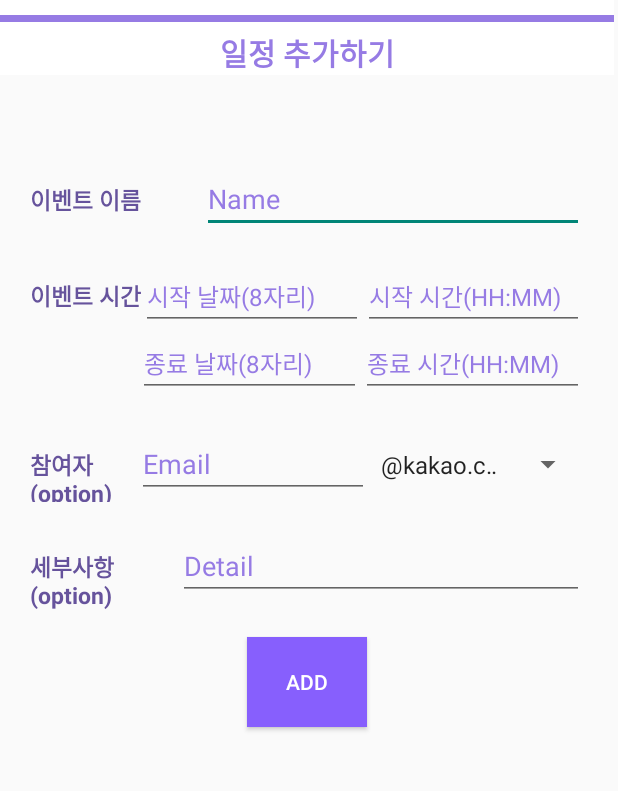
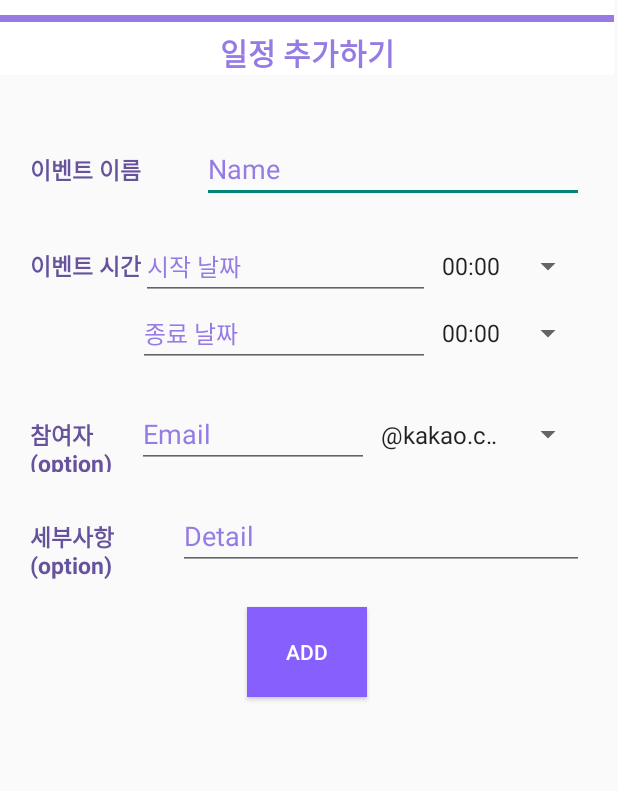
Before and after one commit to rydud314/WHOSEE, an Android app built with Jetpack Compose: the AddSchedule screen opened directly, with no data from a screen before it, after a tap on "ADD", on a phone screen of 412 x 824 dp, the part 90-881 px from its top. Run offline under Robolectric (Android 15) with nearby library versions, the phone set to English and light mode, and no system bars.

Commit message:
1110 나연 일정추가스피너캘린더연결

```diff
--- a/app/src/main/java/com/example/seesaw/AddSchedule.kt
+++ b/app/src/main/java/com/example/seesaw/AddSchedule.kt
@@ -5,6 +5,7 @@ import android.content.Intent
 import android.os.Bundle
 import android.service.controls.ControlsProviderService.TAG
 import android.util.Log
+import android.widget.ArrayAdapter
 import android.widget.Button
 import android.widget.EditText
 import android.widget.Toast
@@ -25,30 +26,47 @@ import kotlinx.coroutines.CoroutineScope
 import kotlinx.coroutines.Dispatchers
 import kotlinx.coroutines.launch
 import kotlinx.coroutines.withContext
-
+import java.text.SimpleDateFormat
+import java.util.*
+import java.util.Calendar as Calendar2
+import android.app.DatePickerDialog
 
 class AddSchedule : AppCompatActivity() {
 
     private lateinit var binding: ActivityAddScheduleBinding
-
+    private val dateFormat=SimpleDateFormat("yyyy-MM-dd", Locale.getDefault())
     override fun onCreate(savedInstanceState: Bundle?) {
         super.onCreate(savedInstanceState)
         binding = ActivityAddScheduleBinding.inflate(layoutInflater)
         setContentView(binding.root)
         Log.d(ContentValues.TAG, "캘린더 스케줄 추가 = 입장")
 
-
-
         var scheduleMap = mutableMapOf<String, String>()
 
         var account = intent.getParcelableExtra<GoogleSignInAccount>("calendarAccount")
+        binding.etStartDate.setOnClickListener{
+            showDatePicker{date->binding.etStartDate.setText(date)}
+        }
+        binding.etEndDate.setOnClickListener{
+            showDatePicker{date->binding.etEndDate.setText(date)}
+        }
+
+        val timeoptions=(0..23).flatMap { hour->
+            listOf(String.format("%02d:00",hour),String.format("%02d:30",hour))
+        }
+        val adapter=ArrayAdapter(this,android.R.layout.simple_spinner_item,timeoptions)
+        adapter.setDropDownViewResource(android.R.layout.simple_spinner_dropdown_item)
+        binding.spinnerStartTime.adapter=adapter
+        binding.spinnerEndTime.adapter=adapter
 
         binding.btnAddSchedule.setOnClickListener{
             Log.d(TAG, "캘린더(일정추가) = add버튼 클릭")
 
             var title = binding.etEventTitle.text.toString()
-            var startDate = binding.etStartDate.text.toString().trim()
-            var endDate = binding.etEndDate.text.toString().trim()
+            var startDate = binding.etStartDate.text.toString()
+            var endDate = binding.etEndDate.text.toString()
+            var startTime= binding.spinnerStartTime.selectedItem.toString()
+            var endTime=binding.spinnerEndTime.selectedItem.toString()
 
 
             if (title != "" && startDate != "" && endDate != ""){
@@ -56,11 +74,12 @@ class AddSchedule : AppCompatActivity() {
                 endDate = "${endDate.substring(0, 4)}-${endDate.substring(4, 6)}-${endDate.substring(6, 8)}"
 
                 scheduleMap["eventTitle"] = title
-                scheduleMap["startTime"] = binding.etStartTime.text.toString().trim()
+                scheduleMap["startTime"] =startTime
                 scheduleMap["startDate"] = startDate
                 scheduleMap["endDate"] = endDate
-                scheduleMap["endTime"] = binding.etEndTime.text.toString().trim()
+                scheduleMap["endTime"] = endTime
                 scheduleMap["description"] = binding.etDescription.text.toString()
+
                 val email = binding.etParticipant.text.toString().trim()
                 if(email != ""){
                     val emailDomain = binding.spinnerEmailDomains.selectedItem.toString()
@@ -79,6 +98,21 @@ class AddSchedule : AppCompatActivity() {
 
 
     }
+
+    private fun showDatePicker(onDateSelected: (String) -> Unit) {
+        val calendar = Calendar2.getInstance()
+        val year = calendar.get(Calendar2.YEAR)
+        val month = calendar.get(Calendar2.MONTH)
+        val day = calendar.get(Calendar2.DAY_OF_MONTH)
+
+        val datePickerDialog = DatePickerDialog(this, { _, selectedYear, selectedMonth, selectedDay ->
+            val selectedDate = String.format("%04d%02d%02d", selectedYear, selectedMonth + 1, selectedDay)
+            onDateSelected(selectedDate)
+        }, year, month, day)
+
+        datePickerDialog.show()
+    }
+
     private fun handleSignInResult(account: GoogleSignInAccount?, map: MutableMap<String, String>) {
         if (account != null) {
             // GoogleSignInAccount 객체를 사용해 API 요청에 필요한 자격 증명을 생성
@@ -135,24 +169,35 @@ class AddSchedule : AppCompatActivity() {
 
         //들어가야하는 형식 : "2024-11-10T10:00:00+09:00"
 
-        var startDate = scheduleMap["startDate"]
-        var startTime = scheduleMap["startTime"]
+        val startDate = scheduleMap["startDate"]
+        var startTime =scheduleMap["startTime"]
         val endDate = scheduleMap["endDate"]
         var endTime = scheduleMap["endTime"]
 
 
         if (startTime == "" && endTime==""){
-            var sDate = DateTime(startDate)
+            val sDate = DateTime("$startDate + T + 00:00:00+09:00")
             val start = EventDateTime()
-                .setDate(sDate)
+                .setDateTime(sDate)
                 .setTimeZone("Asia/Seoul")
             event.start = start
-
-            var eDate = DateTime(endDate)
+            val eDate = DateTime("$endDate+T+23:59:00+09:00")
             val end = EventDateTime()
-                .setDate(eDate)
+                .setDateTime(eDate)
                 .setTimeZone("Asia/Seoul")
             event.end = end
+
+//            var sDate = DateTime(startDate)
+//            val start = EventDateTime()
+//                .setDate(sDate)
+//                .setTimeZone("Asia/Seoul")
+//            event.start = start
+//
+//            var eDate = DateTime(endDate)
+//            val end = EventDateTime()
+//                .setDate(eDate)
+//                .setTimeZone("Asia/Seoul")
+//            event.end = end
         }
         else{
             if(startTime == "") {startTime = "00:00"}
@@ -204,7 +249,6 @@ class AddSchedule : AppCompatActivity() {
         }
 
     }
-
     companion object {
         private val JSON_FACTORY = JacksonFactory.getDefaultInstance()
         private val HTTP_TRANSPORT = GoogleNetHttpTransport.newTrustedTransport()
--- a/app/src/main/java/com/example/seesaw/Calendar.kt
+++ b/app/src/main/java/com/example/seesaw/Calendar.kt
@@ -161,7 +161,7 @@ class Calendar : AppCompatActivity() {
             try {
                 Log.d(ContentValues.TAG, "캘린더 API 요청 시작")
                 val events: Events = service.events().list("primary")
-                    .setMaxResults(10)
+                    .setMaxResults(100)
                     .setTimeMin(now)
                     .setOrderBy("startTime")
                     .setSingleEvents(true)
--- a/app/src/main/res/layout/activity_add_schedule.xml
+++ b/app/src/main/res/layout/activity_add_schedule.xml
@@ -22,17 +22,16 @@
             android:textColor="#967BE4"
             android:textStyle="bold"
             android:textAlignment="center"
+            android:paddingTop="10dp"
             android:layout_marginBottom="20dp"
-            android:paddingTop="10dp"
             android:background="@drawable/textview_border"
             />
-
 
         <LinearLayout
             android:layout_width="match_parent"
             android:layout_height="match_parent"
-            android:padding="20dp"
-
+            android:paddingStart="20dp"
+            android:paddingEnd="20dp"
             android:orientation="vertical">
         <LinearLayout
             android:layout_width="match_parent"
@@ -83,21 +82,29 @@
                 android:layout_height="wrap_content"
                 android:layout_weight="1"
                 android:textColorHint="#967BE4"
+                android:focusable="false"
                 android:textSize="16dp"
-                android:hint="시작 날짜(8자리)"
-                android:ems="10"
-                android:inputType="date" />
+                android:hint="시작 날짜"/>
+<!--                android:ems="10"-->
+<!--                android:inputType="date" -->
+<!--                -->
 
-            <EditText
-                android:id="@+id/et_startTime"
+<!--            <EditText-->
+<!--                android:id="@+id/et_startTime"-->
+<!--                android:layout_width="wrap_content"-->
+<!--                android:layout_height="wrap_content"-->
+<!--                android:textColorHint="#967BE4"-->
+<!--                android:hint="시작 시간(HH:MM)"-->
+<!--                android:layout_weight="1"-->
+<!--                android:ems="10"-->
+<!--                android:textSize="16dp"-->
+<!--                android:inputType="time" />-->
+            <Spinner
+                android:id="@+id/spinner_startTime"
                 android:layout_width="wrap_content"
                 android:layout_height="wrap_content"
-                android:textColorHint="#967BE4"
-                android:hint="시작 시간(HH:MM)"
-                android:layout_weight="1"
-                android:ems="10"
-                android:textSize="16dp"
-                android:inputType="time" />
+                android:spinnerMode="dropdown"/>
+
         </LinearLayout>
 
         <LinearLayout
@@ -118,21 +125,27 @@
                 android:layout_height="wrap_content"
                 android:layout_weight="1"
                 android:textSize="16dp"
-                android:hint="종료 날짜(8자리)"
-                android:textColorHint="#967BE4"
-                android:ems="10"
-                android:inputType="date" />
+                android:hint="종료 날짜"
+                android:focusable="false"
+                android:textColorHint="#967BE4"/>
+<!--                android:ems="10"-->
+<!--                android:inputType="date" -->
 
-            <EditText
-                android:id="@+id/et_endTime"
+<!--            <EditText-->
+<!--                android:id="@+id/et_endTime"-->
+<!--                android:layout_width="wrap_content"-->
+<!--                android:layout_height="wrap_content"-->
+<!--                android:hint="종료 시간(HH:MM)"-->
+<!--                android:textSize="16dp"-->
+<!--                android:textColorHint="#967BE4"-->
+<!--                android:layout_weight="1"-->
+<!--                android:ems="10"-->
+<!--                android:inputType="time" />-->
+            <Spinner
+                android:id="@+id/spinner_endTime"
                 android:layout_width="wrap_content"
                 android:layout_height="wrap_content"
-                android:hint="종료 시간(HH:MM)"
-                android:textSize="16dp"
-                android:textColorHint="#967BE4"
-                android:layout_weight="1"
-                android:ems="10"
-                android:inputType="time" />
+                android:spinnerMode="dropdown"/>
         </LinearLayout>
             <LinearLayout
                 android:layout_width="match_parent"
```
